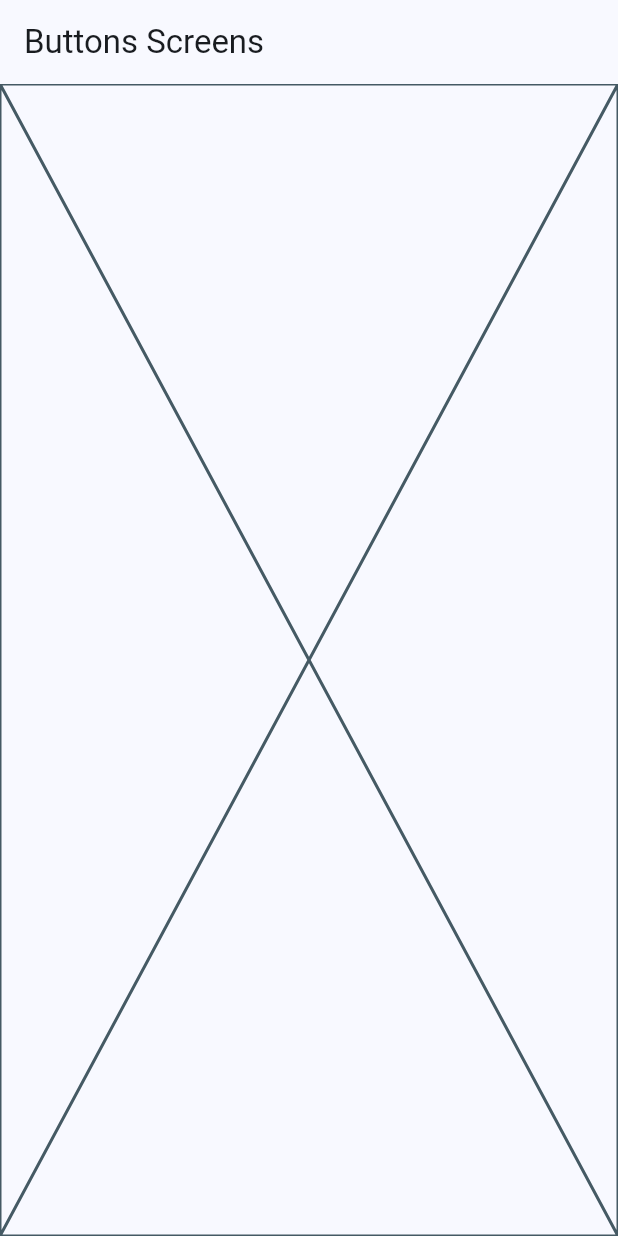
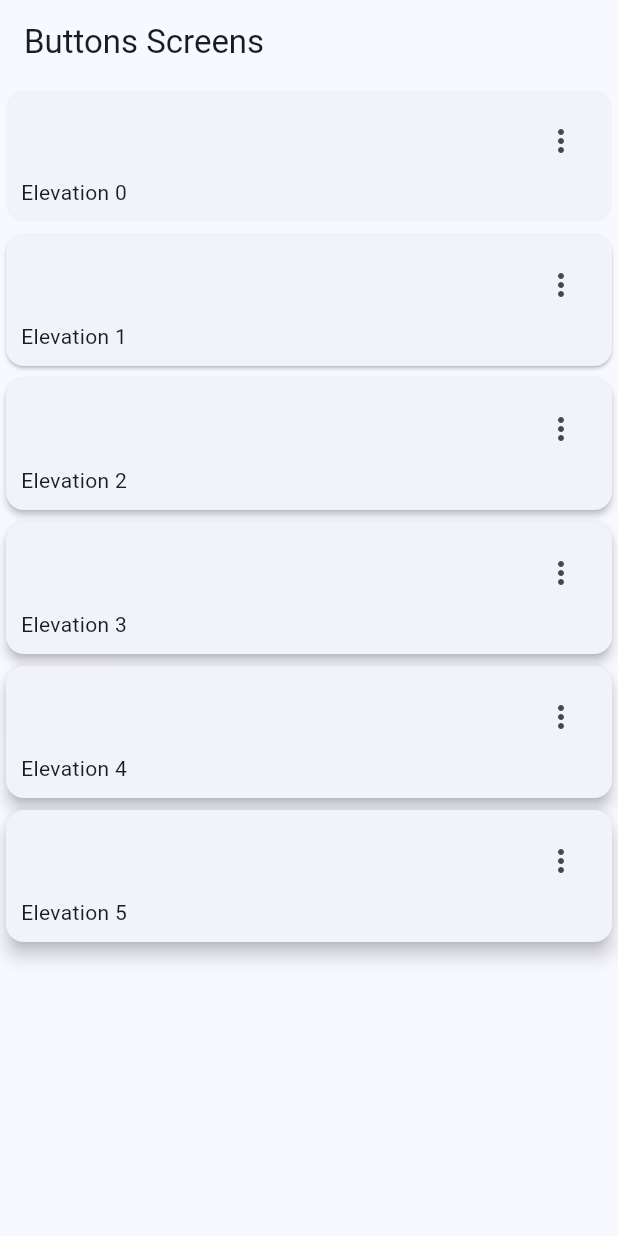
Before and after one commit to Kanicbay/Flutter-Learning, a Flutter app: the CardsScreen screen opened by its route, on a phone screen of 412 x 824 dp. Run offline on Flutter 3.47's test engine with Material 3 defaults, Android fonts, the phone set to English and light mode, and no system bars; our stand-ins replace animate_do, dio, go_router, video_player.

Commit message:
feat(widgets_app): implements cards screens with elevation and label
Brian Coyago

```diff
--- a/Flutter/widgets_app/lib/presentation/screens/cards/cards_screen.dart
+++ b/Flutter/widgets_app/lib/presentation/screens/cards/cards_screen.dart
@@ -1,7 +1,15 @@
 import 'package:flutter/material.dart';
 
+const cards = <Map<String, dynamic>>[
+  {'elevation': 0.0, "label": 'Elevation 0'},
+  {'elevation': 1.0, "label": 'Elevation 1'},
+  {'elevation': 2.0, "label": 'Elevation 2'},
+  {'elevation': 3.0, "label": 'Elevation 3'},
+  {'elevation': 4.0, "label": 'Elevation 4'},
+  {'elevation': 5.0, "label": 'Elevation 5'},
+];
+
 class CardsScreen extends StatelessWidget {
-
   static const String name = 'cards_screen';
 
   const CardsScreen({super.key});
@@ -10,7 +18,55 @@ class CardsScreen extends StatelessWidget {
   Widget build(BuildContext context) {
     return Scaffold(
       appBar: AppBar(title: const Text('Buttons Screens')),
-      body: const Placeholder(),
+      body: _CardsView(),
     );
   }
 }
+
+class _CardsView extends StatelessWidget {
+  const _CardsView();
+
+  @override
+  Widget build(BuildContext context) {
+    return SingleChildScrollView(
+      child: Column(
+        children: [
+          ...cards.map(
+            (card) =>
+                _CardType1(label: card['label'], elevation: card['elevation']),
+          ),
+
+        ],
+      ),
+    );
+  }
+}
+
+class _CardType1 extends StatelessWidget {
+  final String label;
+  final double elevation;
+
+  const _CardType1({required this.label, required this.elevation});
+
+  @override
+  Widget build(BuildContext context) {
+    return Card(
+      elevation: elevation,
+      child: Padding(
+        padding: EdgeInsets.fromLTRB(10, 10, 10, 10),
+        child: Column(
+          children: [
+            Align(
+              alignment: Alignment.topRight,
+              child: IconButton(
+                icon: Icon(Icons.more_vert_outlined),
+                onPressed: () {},
+              ),
+            ),
+            Align(alignment: Alignment.bottomLeft, child: Text(label)),
+          ],
+        ),
+      ),
+    );
+  }
+}
```
